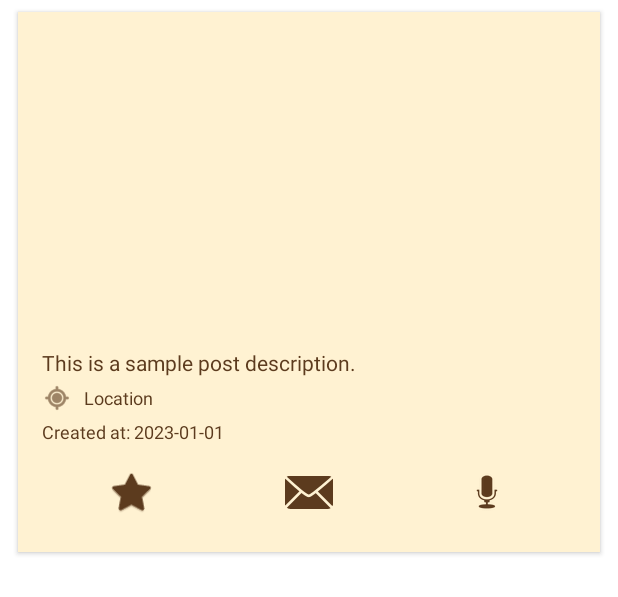
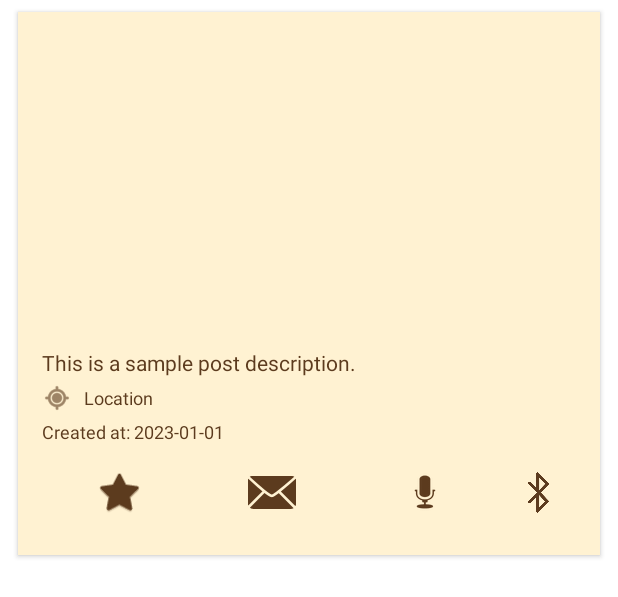
Before and after one commit to Tendrun/LegacyBook, an Android app: the layout item_post.xml on its own in the app's theme, with its tools: preview values and no code run, on a phone screen of 412 x 824 dp. Shown: the top 597 px of the screen. Run offline under Robolectric (Android 15) with nearby library versions, the phone set to English and light mode, and no system bars.

Commit message:
Przesyłanie

```diff
--- a/LegacyKeep/app/src/main/res/layout/item_post.xml
+++ b/LegacyKeep/app/src/main/res/layout/item_post.xml
@@ -102,5 +102,22 @@
             android:contentDescription="@string/audio_button_desc"
             app:tint="#5C3B1E"
             android:src="@android:drawable/ic_btn_speak_now" />
+
+        <ImageButton
+            android:id="@+id/bluetoothButton"
+            android:layout_width="50dp"
+            android:layout_height="50dp"
+            android:layout_weight="1"
+
+            android:background="?attr/selectableItemBackgroundBorderless"
+            android:contentDescription="@string/bluetooth_button_desc"
+            app:tint="#5C3B1E"
+            android:src="@drawable/ic_bluetooth"
+            android:adjustViewBounds="true"
+            android:scaleType="fitCenter"
+            />
+
+
+
     </LinearLayout>
 </LinearLayout>
--- a/LegacyKeep/app/src/main/res/values/strings.xml
+++ b/LegacyKeep/app/src/main/res/values/strings.xml
@@ -37,6 +37,7 @@
     <string name="comment_button_desc">Comment on post</string>
     <string name="share_button_desc">Share post</string>
     <string name="audio_button_desc">Play audio</string>
+    <string name="bluetooth_button_desc">Wyślij przez Bluetooth</string>
 
 
     <string name="upload_photo">Upload Photo</string>
```
Also changed, not shown: LegacyKeep/app/src/main/AndroidManifest.xml (+14 -0 lines), LegacyKeep/app/src/main/java/com/example/legacykeep/MainActivity.java (+27 -0 lines), LegacyKeep/app/src/main/java/com/example/legacykeep/adapter/PostAdapter.java (+80 -5 lines), LegacyKeep/app/src/main/res/xml/file_paths.xml (added, +7 -0 lines), 347 other files.
